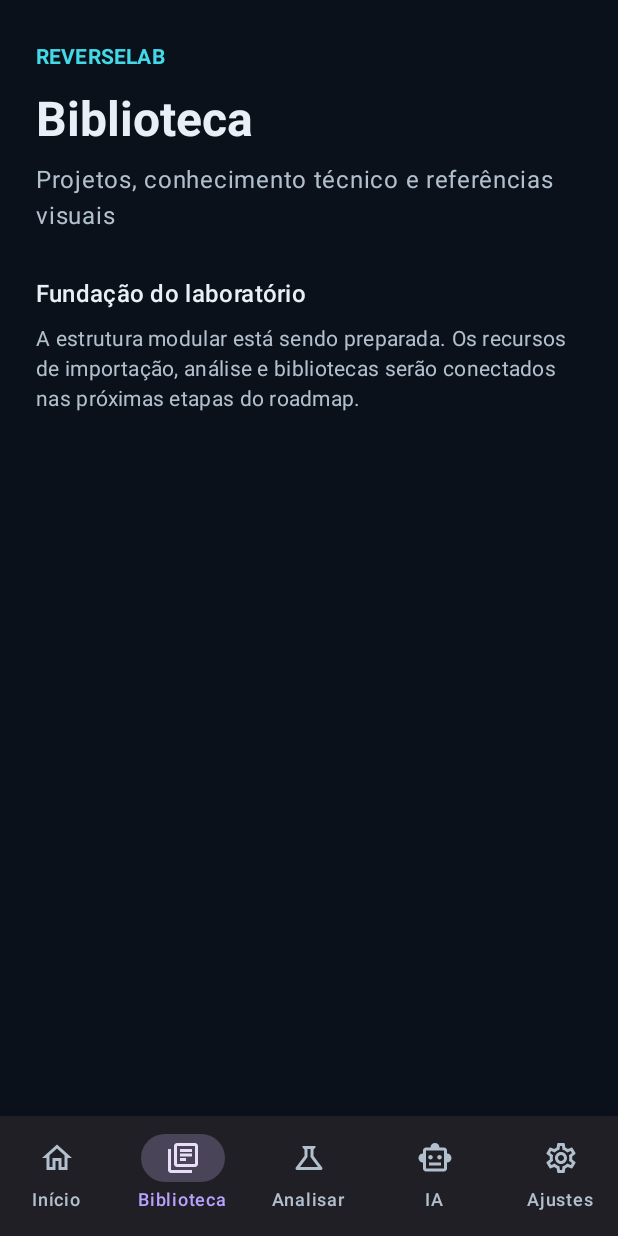
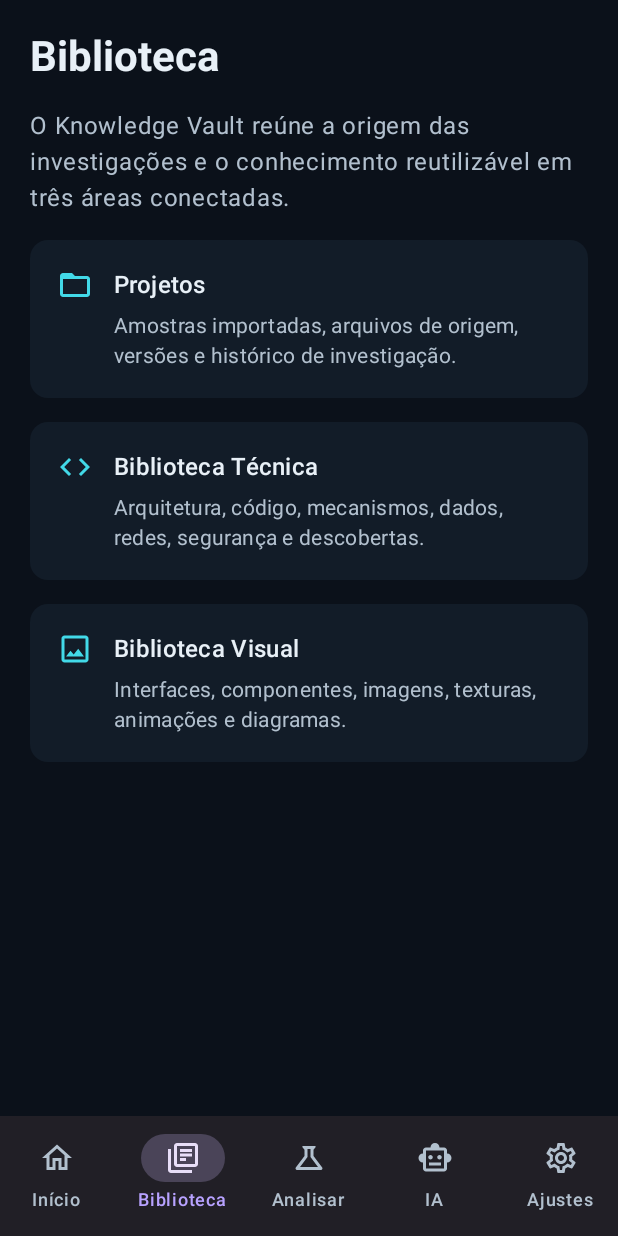
Before and after one commit to Kyra2214/ReverseLab, an Android app built with Jetpack Compose: the screen it shows after launch (MainActivity), item 2 of the bottom bar chosen, on a phone screen of 412 x 824 dp. Run offline under Robolectric (Android 15) with nearby library versions, the phone set to English and light mode, and no system bars.

Commit message:
feat: implement home and knowledge library navigation

```diff
--- /dev/null
+++ b/app/src/main/java/br/com/reverselab/app/ui/HomeScreen.kt
@@ -0,0 +1,122 @@
+package br.com.reverselab.app.ui
+
+import androidx.compose.foundation.layout.Arrangement
+import androidx.compose.foundation.layout.Column
+import androidx.compose.foundation.layout.Row
+import androidx.compose.foundation.layout.Spacer
+import androidx.compose.foundation.layout.fillMaxWidth
+import androidx.compose.foundation.layout.height
+import androidx.compose.foundation.layout.padding
+import androidx.compose.foundation.rememberScrollState
+import androidx.compose.foundation.verticalScroll
+import androidx.compose.material.icons.Icons
+import androidx.compose.material.icons.outlined.FolderOpen
+import androidx.compose.material.icons.outlined.LibraryBooks
+import androidx.compose.material.icons.outlined.Science
+import androidx.compose.material3.Button
+import androidx.compose.material3.Card
+import androidx.compose.material3.CardDefaults
+import androidx.compose.material3.Icon
+import androidx.compose.material3.MaterialTheme
+import androidx.compose.material3.OutlinedButton
+import androidx.compose.material3.Text
+import androidx.compose.runtime.Composable
+import androidx.compose.ui.Modifier
+import androidx.compose.ui.text.font.FontWeight
+import androidx.compose.ui.unit.dp
+
+@Composable
+fun HomeScreen(
+    onOpenLibrary: (LibraryArea) -> Unit,
+    onOpenAnalysis: () -> Unit,
+    modifier: Modifier = Modifier,
+) {
+    Column(
+        modifier = modifier.verticalScroll(rememberScrollState()).padding(20.dp),
+        verticalArrangement = Arrangement.spacedBy(20.dp),
+    ) {
+        Column(verticalArrangement = Arrangement.spacedBy(6.dp)) {
+            Text(
+                text = "REVERSELAB",
+                style = MaterialTheme.typography.labelLarge,
+                color = MaterialTheme.colorScheme.primary,
+                fontWeight = FontWeight.Bold,
+            )
+            Text(
+                text = "Seu laboratório de investigação",
+                style = MaterialTheme.typography.headlineMedium,
+                fontWeight = FontWeight.Bold,
+            )
+            Text(
+                text = "Analise tecnologias, preserve evidências e transforme descobertas em conhecimento reutilizável.",
+                style = MaterialTheme.typography.bodyLarge,
+                color = MaterialTheme.colorScheme.onSurfaceVariant,
+            )
+        }
+
+        Card(
+            colors = CardDefaults.cardColors(containerColor = MaterialTheme.colorScheme.surface),
+            modifier = Modifier.fillMaxWidth(),
+        ) {
+            Column(
+                modifier = Modifier.padding(18.dp),
+                verticalArrangement = Arrangement.spacedBy(12.dp),
+            ) {
+                Row(horizontalArrangement = Arrangement.spacedBy(10.dp)) {
+                    Icon(Icons.Outlined.Science, contentDescription = null, tint = MaterialTheme.colorScheme.primary)
+                    Text("Começar uma investigação", style = MaterialTheme.typography.titleMedium, fontWeight = FontWeight.SemiBold)
+                }
+                Text(
+                    "A área de análise reúne as amostras e o fluxo de processamento. A importação será conectada na próxima etapa.",
+                    style = MaterialTheme.typography.bodyMedium,
+                    color = MaterialTheme.colorScheme.onSurfaceVariant,
+                )
+                Button(onClick = onOpenAnalysis, modifier = Modifier.fillMaxWidth()) {
+                    Text("Abrir Analisar")
+                }
+            }
+        }
+
+        Column(verticalArrangement = Arrangement.spacedBy(12.dp)) {
+            Text("Bibliotecas", style = MaterialTheme.typography.titleLarge, fontWeight = FontWeight.Bold)
+            HomeLibraryCard("Projetos", "Amostras e investigações", Icons.Outlined.FolderOpen) {
+                onOpenLibrary(LibraryArea.PROJECTS)
+            }
+            HomeLibraryCard("Biblioteca Técnica", "Mecanismos e descobertas", Icons.Outlined.Science) {
+                onOpenLibrary(LibraryArea.TECHNICAL)
+            }
+            HomeLibraryCard("Biblioteca Visual", "Interfaces e ativos visuais", Icons.Outlined.LibraryBooks) {
+                onOpenLibrary(LibraryArea.VISUAL)
+            }
+            Spacer(Modifier.height(4.dp))
+            OutlinedButton(onClick = { onOpenLibrary(LibraryArea.ROOT) }, modifier = Modifier.fillMaxWidth()) {
+                Text("Abrir biblioteca completa")
+            }
+        }
+    }
+}
+
+@Composable
+private fun HomeLibraryCard(
+    title: String,
+    description: String,
+    icon: androidx.compose.ui.graphics.vector.ImageVector,
+    onClick: () -> Unit,
+) {
+    Card(
+        onClick = onClick,
+        colors = CardDefaults.cardColors(containerColor = MaterialTheme.colorScheme.surfaceVariant),
+        modifier = Modifier.fillMaxWidth(),
+    ) {
+        Row(
+            modifier = Modifier.padding(16.dp),
+            horizontalArrangement = Arrangement.spacedBy(14.dp),
+        ) {
+            Icon(icon, contentDescription = null, tint = MaterialTheme.colorScheme.primary)
+            Column(verticalArrangement = Arrangement.spacedBy(3.dp)) {
+                Text(title, style = MaterialTheme.typography.titleMedium, fontWeight = FontWeight.SemiBold)
+                Text(description, style = MaterialTheme.typography.bodySmall, color = MaterialTheme.colorScheme.onSurfaceVariant)
+            }
+        }
+    }
+}
--- /dev/null
+++ b/app/src/main/java/br/com/reverselab/app/ui/LibraryArea.kt
@@ -0,0 +1,18 @@
+package br.com.reverselab.app.ui
+
+import androidx.compose.material.icons.Icons
+import androidx.compose.material.icons.outlined.Code
+import androidx.compose.material.icons.outlined.FolderOpen
+import androidx.compose.material.icons.outlined.Image
+import androidx.compose.ui.graphics.vector.ImageVector
+
+enum class LibraryArea(
+    val title: String,
+    val description: String,
+    val icon: ImageVector,
+) {
+    ROOT("Biblioteca", "Conhecimento organizado do ReverseLab", Icons.Outlined.FolderOpen),
+    PROJECTS("Projetos", "Amostras importadas e investigações", Icons.Outlined.FolderOpen),
+    TECHNICAL("Biblioteca Técnica", "Mecanismos, padrões e descobertas", Icons.Outlined.Code),
+    VISUAL("Biblioteca Visual", "Telas, componentes e referências visuais", Icons.Outlined.Image),
+}
--- /dev/null
+++ b/app/src/main/java/br/com/reverselab/app/ui/LibraryScreen.kt
@@ -0,0 +1,162 @@
+package br.com.reverselab.app.ui
+
+import androidx.compose.foundation.layout.Arrangement
+import androidx.compose.foundation.layout.Column
+import androidx.compose.foundation.layout.Row
+import androidx.compose.foundation.layout.Spacer
+import androidx.compose.foundation.layout.fillMaxWidth
+import androidx.compose.foundation.layout.height
+import androidx.compose.foundation.layout.padding
+import androidx.compose.foundation.rememberScrollState
+import androidx.compose.foundation.verticalScroll
+import androidx.compose.material.icons.Icons
+import androidx.compose.material.icons.outlined.ArrowBack
+import androidx.compose.material.icons.outlined.Code
+import androidx.compose.material.icons.outlined.FolderOpen
+import androidx.compose.material.icons.outlined.Image
+import androidx.compose.material3.Button
+import androidx.compose.material3.Card
+import androidx.compose.material3.CardDefaults
+import androidx.compose.material3.Icon
+import androidx.compose.material3.IconButton
+import androidx.compose.material3.MaterialTheme
+import androidx.compose.material3.Text
+import androidx.compose.runtime.Composable
+import androidx.compose.ui.Modifier
+import androidx.compose.ui.graphics.vector.ImageVector
+import androidx.compose.ui.text.font.FontWeight
+import androidx.compose.ui.unit.dp
+
+@Composable
+fun LibraryScreen(
+    selectedArea: LibraryArea,
+    onSelectArea: (LibraryArea) -> Unit,
+    onBackToRoot: () -> Unit,
+    modifier: Modifier = Modifier,
+) {
+    when (selectedArea) {
+        LibraryArea.ROOT -> LibraryRoot(onSelectArea, modifier)
+        LibraryArea.PROJECTS -> LibraryAreaDetail(
+            title = "Projetos",
+            description = "Cada projeto preservará a amostra de origem, versões, arquivos relacionados, análises e relatórios.",
+            emptyMessage = "Nenhum projeto foi importado ainda.",
+            onBack = onBackToRoot,
+            modifier = modifier,
+        )
+        LibraryArea.TECHNICAL -> LibraryAreaDetail(
+            title = "Biblioteca Técnica",
+            description = "Mecanismos, padrões, componentes e descobertas técnicas serão organizados por grupos e módulos.",
+            emptyMessage = "Nenhuma descoberta técnica foi salva ainda.",
+            onBack = onBackToRoot,
+            modifier = modifier,
+        )
+        LibraryArea.VISUAL -> LibraryAreaDetail(
+            title = "Biblioteca Visual",
+            description = "Telas, menus, HUDs, ícones, botões, texturas, animações e referências visuais ficarão organizados aqui.",
+            emptyMessage = "Nenhum ativo visual foi catalogado ainda.",
+            onBack = onBackToRoot,
+            modifier = modifier,
+        )
+    }
+}
+
+@Composable
+private fun LibraryRoot(
+    onSelectArea: (LibraryArea) -> Unit,
+    modifier: Modifier = Modifier,
+) {
+    Column(
+        modifier = modifier.verticalScroll(rememberScrollState()).padding(20.dp),
+        verticalArrangement = Arrangement.spacedBy(16.dp),
+    ) {
+        Text("Biblioteca", style = MaterialTheme.typography.headlineMedium, fontWeight = FontWeight.Bold)
+        Text(
+            "O Knowledge Vault reúne a origem das investigações e o conhecimento reutilizável em três áreas conectadas.",
+            style = MaterialTheme.typography.bodyLarge,
+            color = MaterialTheme.colorScheme.onSurfaceVariant,
+        )
+        LibraryAreaCard(
+            title = "Projetos",
+            description = "Amostras importadas, arquivos de origem, versões e histórico de investigação.",
+            icon = Icons.Outlined.FolderOpen,
+            onClick = { onSelectArea(LibraryArea.PROJECTS) },
+        )
+        LibraryAreaCard(
+            title = "Biblioteca Técnica",
+            description = "Arquitetura, código, mecanismos, dados, redes, segurança e descobertas.",
+            icon = Icons.Outlined.Code,
+            onClick = { onSelectArea(LibraryArea.TECHNICAL) },
+        )
+        LibraryAreaCard(
+            title = "Biblioteca Visual",
+            description = "Interfaces, componentes, imagens, texturas, animações e diagramas.",
+            icon = Icons.Outlined.Image,
+            onClick = { onSelectArea(LibraryArea.VISUAL) },
+        )
+    }
+}
+
+@Composable
+private fun LibraryAreaCard(
+    title: String,
+    description: String,
+    icon: ImageVector,
+    onClick: () -> Unit,
+) {
+    Card(
+        onClick = onClick,
+        colors = CardDefaults.cardColors(containerColor = MaterialTheme.colorScheme.surface),
+        modifier = Modifier.fillMaxWidth(),
+    ) {
+        Row(
+            modifier = Modifier.padding(18.dp),
+            horizontalArrangement = Arrangement.spacedBy(14.dp),
+        ) {
+            Icon(icon, contentDescription = null, tint = MaterialTheme.colorScheme.primary)
+            Column(verticalArrangement = Arrangement.spacedBy(5.dp)) {
+                Text(title, style = MaterialTheme.typography.titleMedium, fontWeight = FontWeight.SemiBold)
+                Text(description, style = MaterialTheme.typography.bodyMedium, color = MaterialTheme.colorScheme.onSurfaceVariant)
+            }
+        }
+    }
+}
+
+@Composable
+private fun LibraryAreaDetail(
+    title: String,
+    description: String,
+    emptyMessage: String,
+    onBack: () -> Unit,
+    modifier: Modifier = Modifier,
+) {
+    Column(
+        modifier = modifier.padding(20.dp),
+        verticalArrangement = Arrangement.spacedBy(16.dp),
+    ) {
+        Row(horizontalArrangement = Arrangement.spacedBy(8.dp)) {
+            IconButton(onClick = onBack) {
+                Icon(Icons.Outlined.ArrowBack, contentDescription = "Voltar à biblioteca")
+            }
+            Column(verticalArrangement = Arrangement.spacedBy(2.dp)) {
+                Text("Biblioteca / $title", style = MaterialTheme.typography.labelMedium, color = MaterialTheme.colorScheme.primary)
+                Text(title, style = MaterialTheme.typography.headlineSmall, fontWeight = FontWeight.Bold)
+            }
+        }
+        Text(description, style = MaterialTheme.typography.bodyLarge, color = MaterialTheme.colorScheme.onSurfaceVariant)
+        Spacer(Modifier.height(8.dp))
+        Card(
+            colors = CardDefaults.cardColors(containerColor = MaterialTheme.colorScheme.surfaceVariant),
+            modifier = Modifier.fillMaxWidth(),
+        ) {
+            Column(modifier = Modifier.padding(20.dp), verticalArrangement = Arrangement.spacedBy(8.dp)) {
+                Text(emptyMessage, style = MaterialTheme.typography.titleMedium)
+                Text(
+                    "Os registros aparecerão aqui conforme as amostras forem importadas e as descobertas forem salvas.",
+                    style = MaterialTheme.typography.bodyMedium,
+                    color = MaterialTheme.colorScheme.onSurfaceVariant,
+                )
+                Button(onClick = onBack) { Text("Voltar à biblioteca") }
+            }
+        }
+    }
+}
--- a/app/src/main/java/br/com/reverselab/app/ui/ReverseLabApp.kt
+++ b/app/src/main/java/br/com/reverselab/app/ui/ReverseLabApp.kt
@@ -1,11 +1,5 @@
 package br.com.reverselab.app.ui
 
-import androidx.compose.foundation.layout.Arrangement
-import androidx.compose.foundation.layout.Column
-import androidx.compose.foundation.layout.PaddingValues
-import androidx.compose.foundation.layout.Spacer
-import androidx.compose.foundation.layout.fillMaxSize
-import androidx.compose.foundation.layout.height
 import androidx.compose.foundation.layout.padding
 import androidx.compose.material.icons.Icons
 import androidx.compose.material.icons.outlined.Home
@@ -22,31 +16,29 @@ import androidx.compose.material3.Text
 import androidx.compose.runtime.Composable
 import androidx.compose.runtime.getValue
 import androidx.compose.runtime.mutableIntStateOf
+import androidx.compose.runtime.mutableStateOf
 import androidx.compose.runtime.remember
 import androidx.compose.runtime.setValue
-import androidx.compose.ui.Alignment
 import androidx.compose.ui.Modifier
-import androidx.compose.ui.graphics.vector.ImageVector
-import androidx.compose.ui.text.font.FontWeight
-import androidx.compose.ui.unit.dp
 
 private data class MainDestination(
     val label: String,
-    val icon: ImageVector,
-    val description: String,
+    val icon: androidx.compose.ui.graphics.vector.ImageVector,
 )
 
 private val destinations = listOf(
-    MainDestination("Início", Icons.Outlined.Home, "Central de comando do laboratório"),
-    MainDestination("Biblioteca", Icons.Outlined.LibraryBooks, "Projetos, conhecimento técnico e referências visuais"),
-    MainDestination("Analisar", Icons.Outlined.Science, "Importação e investigação de amostras"),
-    MainDestination("IA", Icons.Outlined.SmartToy, "Modelos locais e provedores externos"),
-    MainDestination("Ajustes", Icons.Outlined.Settings, "Preferências, armazenamento e segurança"),
+    MainDestination("Início", Icons.Outlined.Home),
+    MainDestination("Biblioteca", Icons.Outlined.LibraryBooks),
+    MainDestination("Analisar", Icons.Outlined.Science),
+    MainDestination("IA", Icons.Outlined.SmartToy),
+    MainDestination("Ajustes", Icons.Outlined.Settings),
 )
 
 @Composable
 fun ReverseLabApp() {
     var selectedDestination by remember { mutableIntStateOf(0) }
+    var selectedLibraryArea by remember { mutableStateOf(LibraryArea.ROOT) }
+
     Scaffold(
         containerColor = MaterialTheme.colorScheme.background,
         bottomBar = {
@@ -62,43 +54,37 @@ fun ReverseLabApp() {
             }
         },
     ) { innerPadding ->
-        HomeContent(innerPadding, destinations[selectedDestination])
+        val contentModifier = Modifier.padding(innerPadding)
+        when (selectedDestination) {
+            0 -> HomeScreen(
+                modifier = contentModifier,
+                onOpenLibrary = { area ->
+                    selectedLibraryArea = area
+                    selectedDestination = 1
+                },
+                onOpenAnalysis = { selectedDestination = 2 },
+            )
+            1 -> LibraryScreen(
+                modifier = contentModifier,
+                selectedArea = selectedLibraryArea,
+                onSelectArea = { selectedLibraryArea = it },
+                onBackToRoot = { selectedLibraryArea = LibraryArea.ROOT },
+            )
+            2 -> FeaturePlaceholderScreen(
+                modifier = contentModifier,
+                title = "Analisar",
+                description = "A área de análise reunirá a importação de amostras, a fila de processamento e os resultados das investigações.",
+            )
+            3 -> FeaturePlaceholderScreen(
+                modifier = contentModifier,
+                title = "IA",
+                description = "Aqui serão configurados o modelo local e os provedores externos, com consentimento antes de qualquer envio.",
+            )
+            else -> FeaturePlaceholderScreen(
+                modifier = contentModifier,
+                title = "Ajustes",
+                description = "Preferências do aplicativo, armazenamento, preservação de dados e configurações de segurança.",
+            )
+        }
     }
 }
-
-@Composable
-private fun HomeContent(padding: PaddingValues, destination: MainDestination) {
-    Column(
-        modifier = Modifier.fillMaxSize().padding(padding).padding(horizontal = 24.dp, vertical = 28.dp),
-        verticalArrangement = Arrangement.Top,
-        horizontalAlignment = Alignment.Start,
-    ) {
-        Text(
-            text = "REVERSELAB",
-            style = MaterialTheme.typography.labelLarge,
-            color = MaterialTheme.colorScheme.primary,
-            fontWeight = FontWeight.Bold,
-        )
-        Spacer(Modifier.height(12.dp))
-        Text(
-            text = destination.label,
-            style = MaterialTheme.typography.headlineLarge,
-            color = MaterialTheme.colorScheme.onBackground,
-            fontWeight = FontWeight.Bold,
-        )
-        Spacer(Modifier.height(8.dp))
-        Text(
-            text = destination.description,
-            style = MaterialTheme.typography.bodyLarge,
-            color = MaterialTheme.colorScheme.onSurfaceVariant,
-        )
-        Spacer(Modifier.height(28.dp))
-        Text("Fundação do laboratório", style = MaterialTheme.typography.titleMedium)
-        Spacer(Modifier.height(8.dp))
-        Text(
-            text = "A estrutura modular está sendo preparada. Os recursos de importação, análise e bibliotecas serão conectados nas próximas etapas do roadmap.",
-            style = MaterialTheme.typography.bodyMedium,
-            color = MaterialTheme.colorScheme.onSurfaceVariant,
-        )
-    }
-}
```
Also changed, not shown: app/src/main/java/br/com/reverselab/app/ui/FeaturePlaceholderScreen.kt (added, +31 -0 lines), 1 other file.
